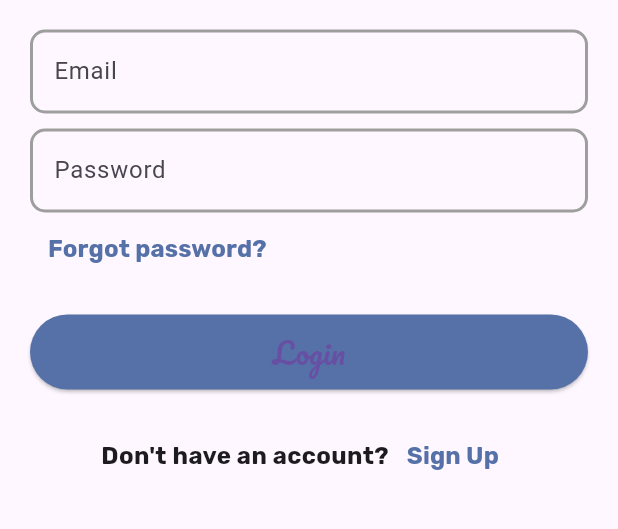
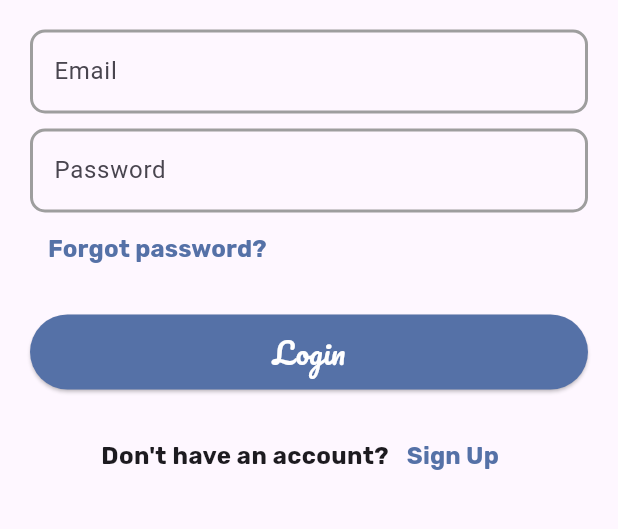
Before and after one commit to fadyashraf89/Parent-Pal, a Flutter app: the screen it shows after launch, on a phone screen of 412 x 824 dp, the part 464-993 px from its top. Run offline on Flutter 3.47's test engine with Material 3 defaults, Android fonts, the phone set to English and light mode, and no system bars.

Commit message:
Update login_page.dart

```diff
--- a/Parent_Pal/lib/pages/login_page.dart
+++ b/Parent_Pal/lib/pages/login_page.dart
@@ -102,7 +102,7 @@ class _LoginPageState extends State<LoginPage> {
                     // Handle login logic
                   },
                   child:
-                  Text('Login', style: TextStyle(fontFamily: "Pacifico", fontSize: 20)),
+                  Text('Login', style: TextStyle(fontFamily: "Pacifico", fontSize: 20,color:Colors.white)),
                   style: ElevatedButton.styleFrom(
                       minimumSize: Size(double.infinity, 50),
                       backgroundColor: Color(0xFF5571A7)),
```
